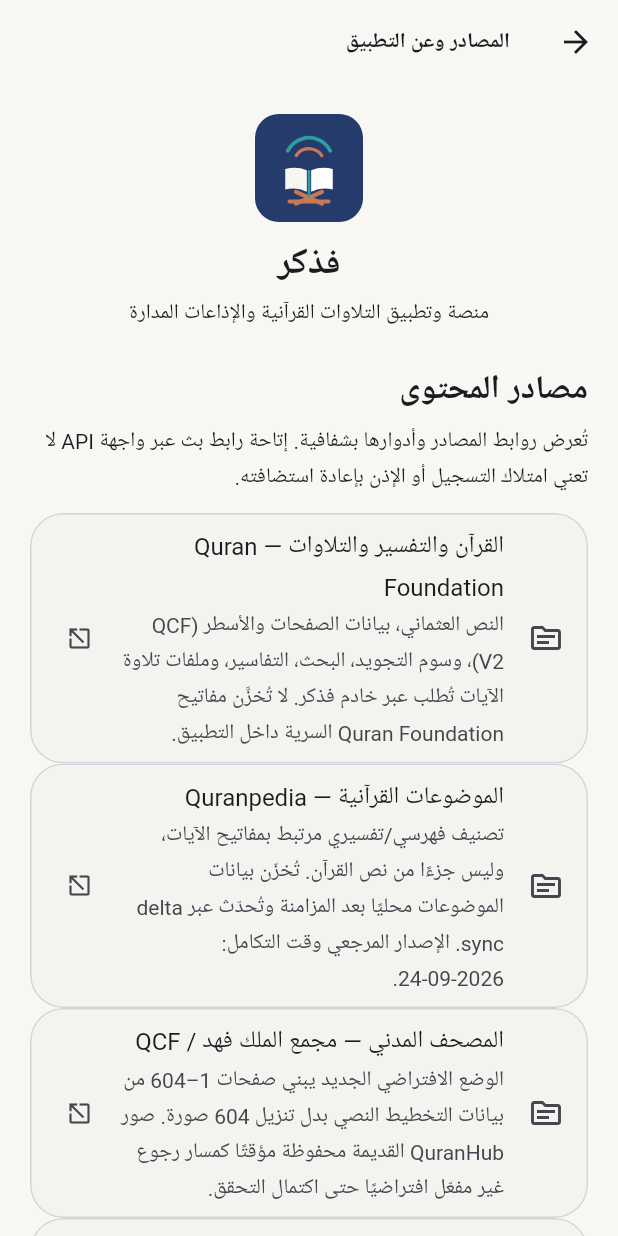
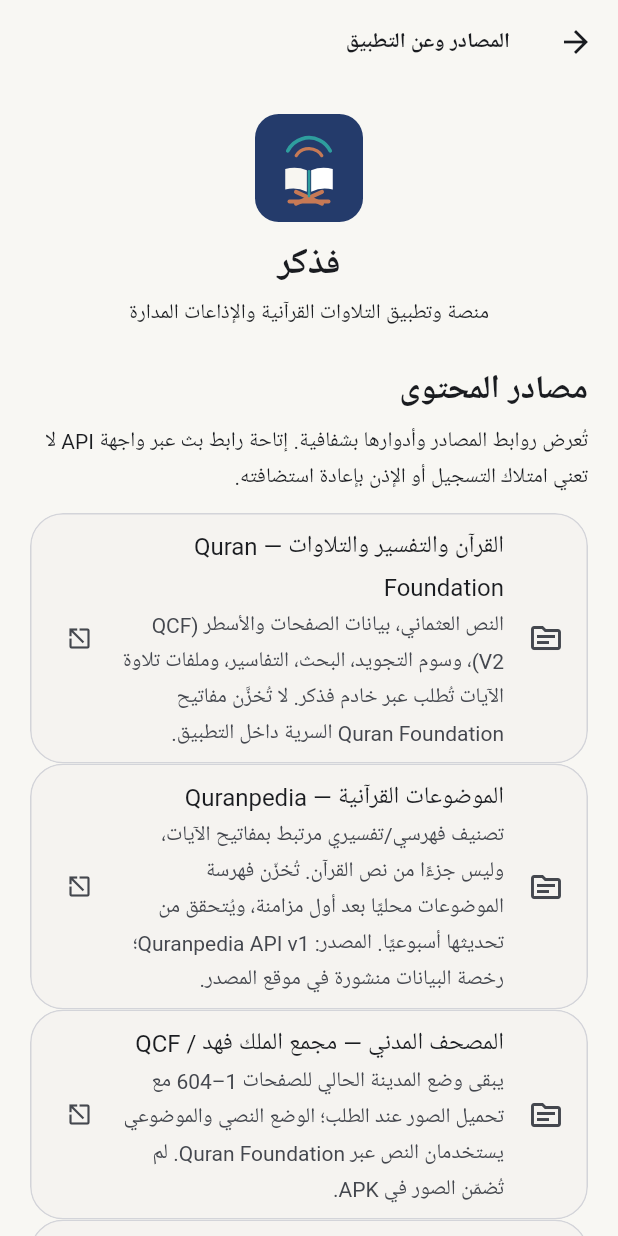
Before and after one commit to moataz77549-byte/Fadhaker2, a Flutter app: the AboutAndSourcesScreen screen opened by its route, on a phone screen of 412 x 824 dp. Run offline on Flutter 3.47's test engine with Material 3 defaults, Android fonts, the phone set to English and light mode, and no system bars; our stand-ins replace app_links, audio_service, cached_network_image, chewie, firebase_core, firebase_crashlytics and 13 more; missing offline and left inert: audio_session, workmanager; accounts and stored records are empty.

Commit message:
feat(quran): unify reader modes and topic provenance

```diff
--- a/apps/mobile/lib/features/settings/presentation/about_and_sources_screen.dart
+++ b/apps/mobile/lib/features/settings/presentation/about_and_sources_screen.dart
@@ -42,15 +42,15 @@
           const _SourceTile(
             title: 'الموضوعات القرآنية — Quranpedia',
             detail: 'تصنيف فهرسي/تفسيري مرتبط بمفاتيح الآيات، وليس جزءًا من نص القرآن. '
-                'تُخزّن بيانات الموضوعات محليًا بعد المزامنة وتُحدّث عبر delta sync. '
-                'الإصدار المرجعي وقت التكامل: 2026-09-24.',
+                'تُخزّن فهرسة الموضوعات محليًا بعد أول مزامنة، ويُتحقق من تحديثها أسبوعيًا. '
+                'المصدر: Quranpedia API v1؛ رخصة البيانات منشورة في موقع المصدر.',
             url: 'https://quranpedia.net/api-docs',
           ),
           const _SourceTile(
             title: 'المصحف المدني — مجمع الملك فهد / QCF',
-            detail: 'الوضع الافتراضي الجديد يبني صفحات 1–604 من بيانات التخطيط النصي '
-                'بدل تنزيل 604 صورة. صور QuranHub القديمة محفوظة مؤقتًا كمسار رجوع '
-                'غير مفعّل افتراضيًا حتى اكتمال التحقق.',
+            detail: 'يبقى وضع المدينة الحالي للصفحات 1–604 مع تحميل الصور عند الطلب؛ '
+                'الوضع النصي والموضوعي يستخدمان النص عبر Quran Foundation. '
+                'لم تُضمّن الصور في APK.',
             url: 'https://qurancomplex.gov.sa/',
           ),
           const _SourceTile(
```
